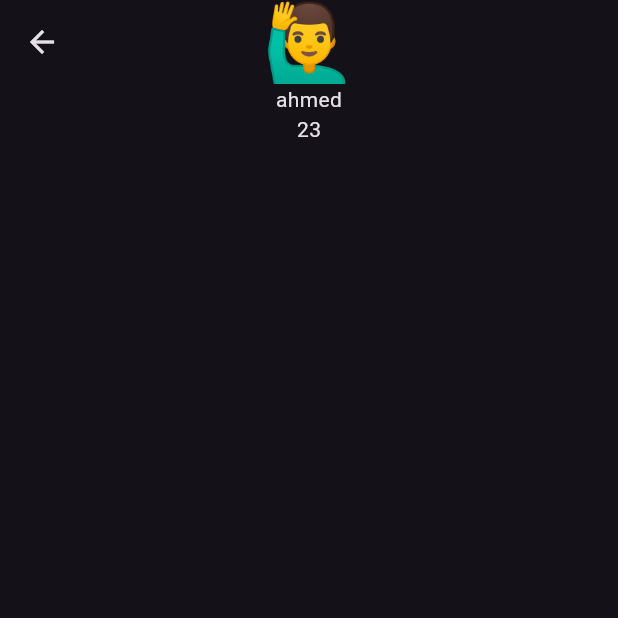
After one commit to ahmedhamdi11/animation_examples, a Flutter app: the Example4 screen opened directly, after a tap on "🙋‍♂️", on a phone screen of 412 x 824 dp, the top half of it. The commit adds this screen. Run offline on Flutter 3.47's test engine with Material 2 defaults, Android fonts, the phone set to English and light mode, and no system bars.

Commit message:
example4(hero animation test) done

```diff
--- a/lib/main.dart
+++ b/lib/main.dart
@@ -15,6 +15,7 @@ class MyApp extends StatelessWidget {
       debugShowCheckedModeBanner: false,
       title: 'Animation Test',
       theme: ThemeData(
+        brightness: Brightness.dark,
         useMaterial3: true,
       ),
       home: const HomeScreen(),
--- /dev/null
+++ b/lib/screens/example_four.dart
@@ -0,0 +1,123 @@
+import 'package:flutter/material.dart';
+
+class People {
+  final String name;
+  final String age;
+  final String emoji;
+
+  const People({
+    required this.name,
+    required this.age,
+    required this.emoji,
+  });
+}
+
+List<People> people = const [
+  People(name: 'ahmed', age: '23', emoji: '🙋‍♂️'),
+  People(name: 'ali', age: '20', emoji: '👮‍♂️'),
+  People(name: 'mohamed', age: '26', emoji: '🧑'),
+];
+
+class Example4 extends StatelessWidget {
+  const Example4({super.key});
+
+  @override
+  Widget build(BuildContext context) {
+    return Scaffold(
+      appBar: AppBar(
+        title: const FittedBox(
+          fit: BoxFit.scaleDown,
+          child: Text('Hero Animation'),
+        ),
+      ),
+      body: ListView.builder(
+        itemCount: people.length,
+        itemBuilder: (context, index) {
+          return InkWell(
+            onTap: () {
+              Navigator.of(context).push(
+                MaterialPageRoute(
+                  builder: (context) => DetailsView(
+                    people: people[index],
+                  ),
+                ),
+              );
+            },
+            child: ListTile(
+              title: Text(people[index].name),
+              subtitle: Text(people[index].age),
+              leading: Hero(
+                tag: people[index].emoji,
+                flightShuttleBuilder: (
+                  flightContext,
+                  animation,
+                  flightDirection,
+                  fromHeroContext,
+                  toHeroContext,
+                ) {
+                  switch (flightDirection) {
+                    case HeroFlightDirection.push:
+                      return Material(
+                        color: Colors.transparent,
+                        child: ScaleTransition(
+                          scale: animation.drive(
+                            Tween<double>(begin: 0, end: 1).chain(
+                              CurveTween(
+                                curve: Curves.fastOutSlowIn,
+                              ),
+                            ),
+                          ),
+                          child: toHeroContext.widget,
+                        ),
+                      );
+                    case HeroFlightDirection.pop:
+                      return Material(
+                        color: Colors.transparent,
+                        child: fromHeroContext.widget,
+                      );
+                  }
+                },
+                child: Text(
+                  people[index].emoji,
+                  style: const TextStyle(
+                    fontSize: 40,
+                  ),
+                ),
+              ),
+            ),
+          );
+        },
+      ),
+    );
+  }
+}
+
+class DetailsView extends StatelessWidget {
+  const DetailsView({super.key, required this.people});
+  final People people;
+  @override
+  Widget build(BuildContext context) {
+    return Scaffold(
+      appBar: AppBar(
+        title: Hero(
+          tag: people.emoji,
+          child: Text(
+            people.emoji,
+            style: const TextStyle(
+              fontSize: 50,
+            ),
+          ),
+        ),
+        centerTitle: true,
+      ),
+      body: Center(
+        child: Column(
+          children: <Widget>[
+            Text(people.name),
+            Text(people.age),
+          ],
+        ),
+      ),
+    );
+  }
+}
--- a/lib/screens/home_screen.dart
+++ b/lib/screens/home_screen.dart
@@ -1,3 +1,4 @@
+import 'package:animation_test/screens/example_four.dart';
 import 'package:animation_test/screens/example_one.dart';
 import 'package:animation_test/screens/example_three.dart';
 import 'package:animation_test/screens/example_two.dart';
@@ -12,6 +13,7 @@ class HomeScreen extends StatelessWidget {
       const ExampleOne(),
       const ExampleTwo(),
       const ExampleThree(),
+      const Example4(),
     ];
     return Scaffold(
       appBar: AppBar(),
```
